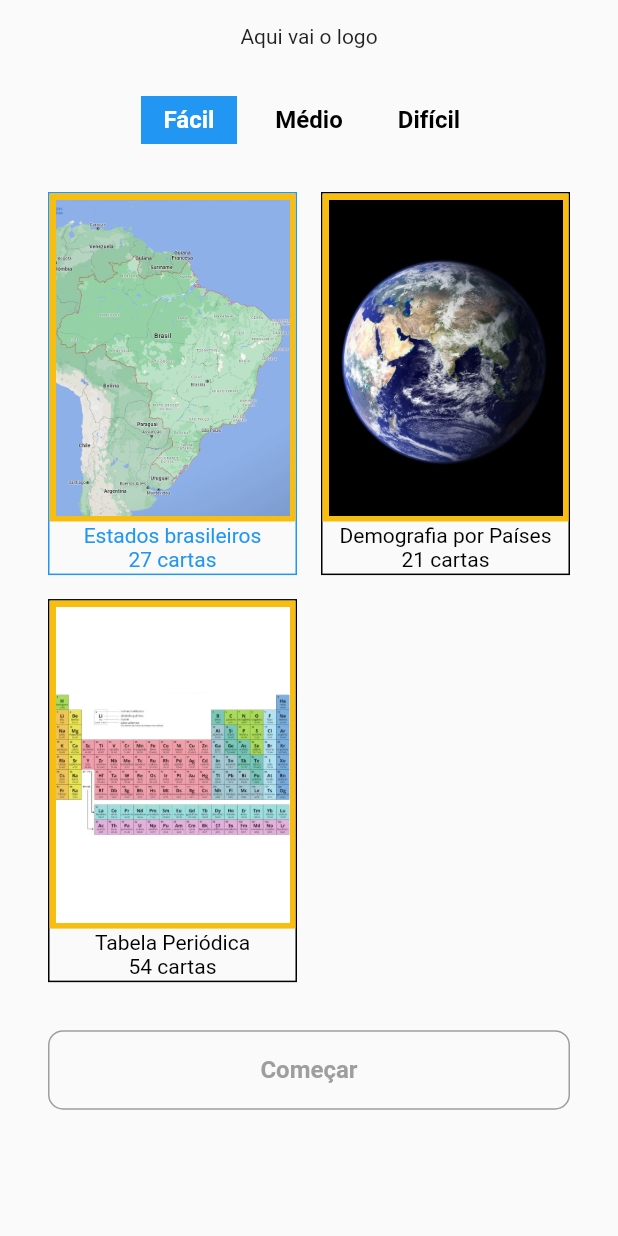
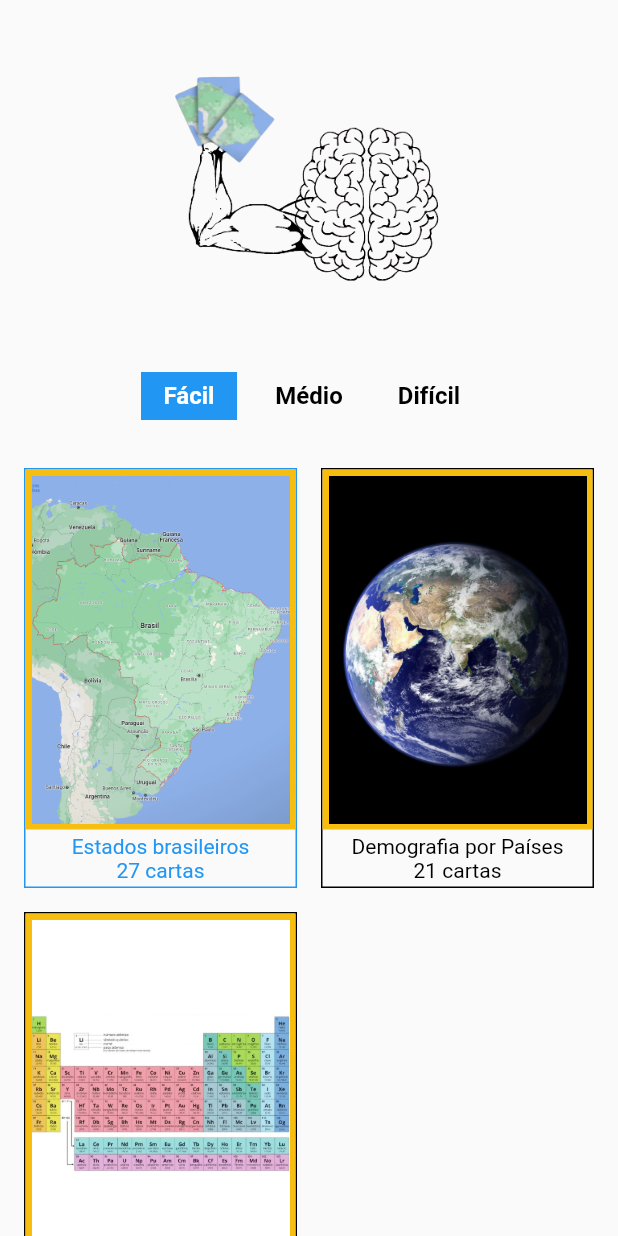
Before and after one commit to guilhermeV20/UTPFRSuperMentes, a Flutter app: the DifficultScreen screen opened by its route, on a phone screen of 412 x 824 dp. Run offline on Flutter 3.47's test engine with Material 2 defaults, Android fonts, the phone set to English and light mode, and no system bars.

Commit message:
Improve difficult screen

```diff
--- a/lib/views/difficult/difficult_screen.dart
+++ b/lib/views/difficult/difficult_screen.dart
@@ -588,10 +588,16 @@ class _DifficultScreenState extends State<DifficultScreen> {
   @override
   Widget build(BuildContext context) {
     return AppContainer(
+      padding: EdgeInsets.zero,
+      child: SingleChildScrollView(
+        child: Padding(
+          padding: const EdgeInsets.all(16),
           child: Column(
             children: [
-          const Text(
-            "Aqui vai o logo",
+              Image.asset(
+                'assets/images/logo.png',
+                width: 200,
+                height: 200,
               ),
               const SizedBox(height: 32),
               Row(
@@ -631,6 +637,7 @@ class _DifficultScreenState extends State<DifficultScreen> {
               const SizedBox(height: 32),
               GridView.count(
                 shrinkWrap: true,
+                physics: const NeverScrollableScrollPhysics(),
                 crossAxisCount: 2,
                 childAspectRatio: 0.65,
                 crossAxisSpacing: 16,
@@ -646,8 +653,9 @@ class _DifficultScreenState extends State<DifficultScreen> {
                         child: Container(
                           decoration: BoxDecoration(
                             border: Border.all(
-                          color:
-                              collection == c.id ? Colors.blue : Colors.black,
+                              color: collection == c.id
+                                  ? Colors.blue
+                                  : Colors.black,
                             ),
                           ),
                           child: Column(
@@ -690,6 +698,8 @@ class _DifficultScreenState extends State<DifficultScreen> {
               ),
             ],
           ),
+        ),
+      ),
     );
   }
 }
```
Lines whose indentation alone changed are shown as unchanged.
